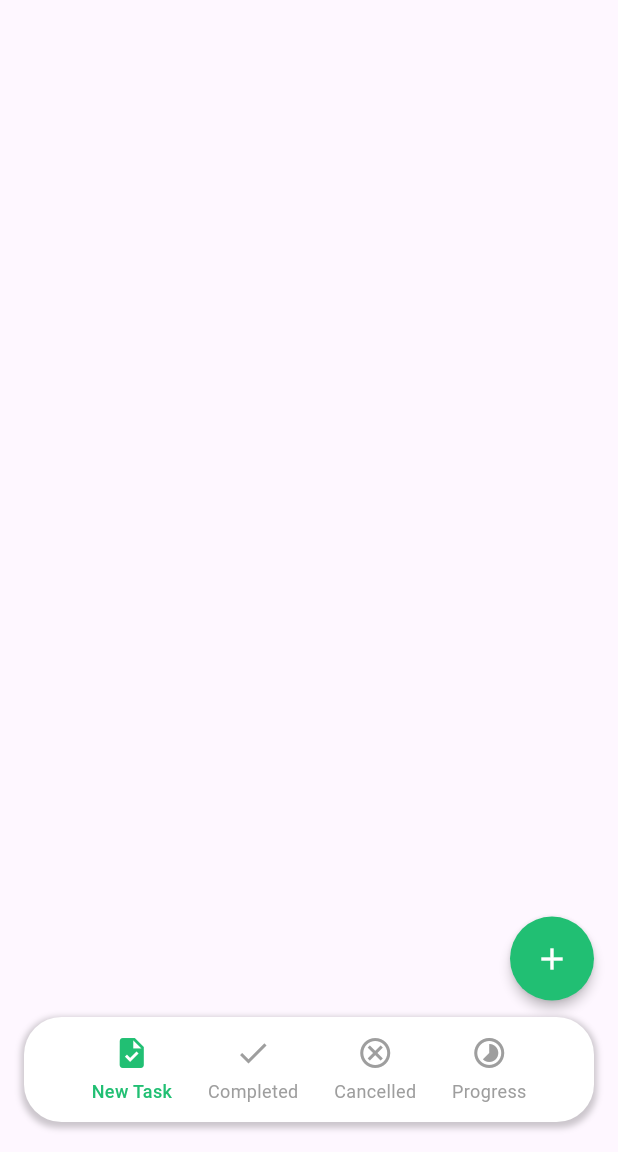
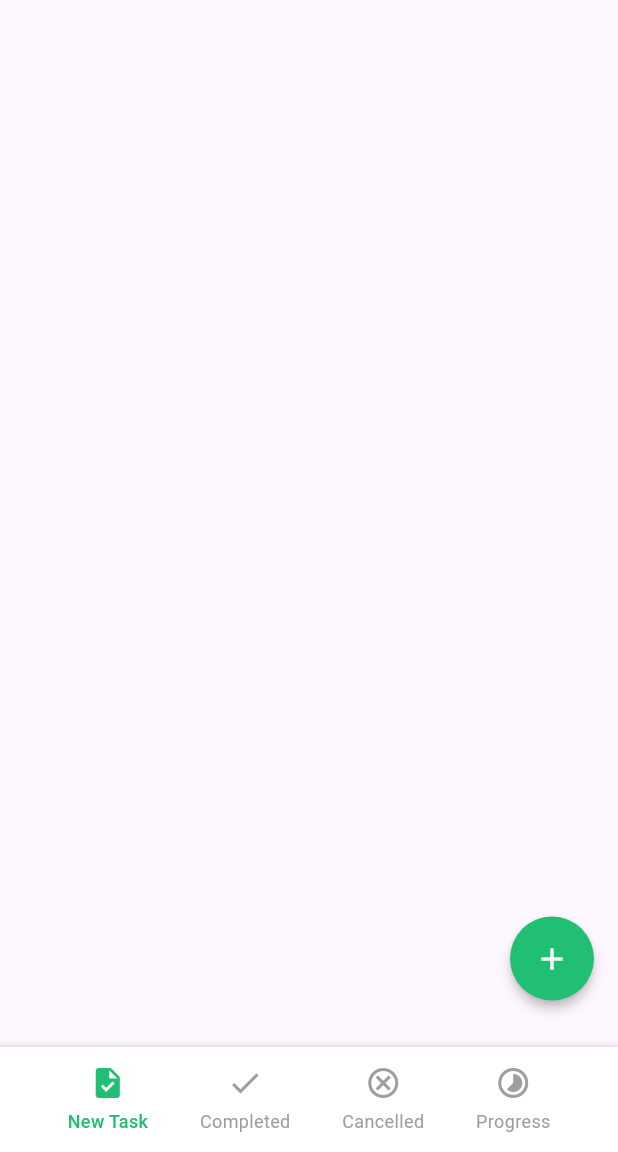
Before and after one commit to rukonsarkar/task_manager, a Flutter app: the MainBottomBar screen opened by its route, on a phone screen of 412 x 824 dp, the part 84-1236 px from its top. Run offline on Flutter 3.47's test engine with Material 3 defaults, Android fonts, the phone set to English and light mode, and no system bars; our stand-ins replace delightful_toast, flutter_svg, image_picker, pin_code_fields, shared_preferences; accounts and stored records are empty; network calls fail.

```diff
--- a/lib/view/screens/MainBottomBar/main_bottom_bar.dart
+++ b/lib/view/screens/MainBottomBar/main_bottom_bar.dart
@@ -36,11 +36,9 @@ class _MainBottomBarState extends State<MainBottomBar> {
       body: _screens[_selectedIndex],
       bottomNavigationBar: Container(
         clipBehavior: Clip.hardEdge,
-        margin: const EdgeInsets.fromLTRB(16, 0, 16, 20),
         padding: const EdgeInsets.symmetric(vertical: 10, horizontal: 45),
         decoration: BoxDecoration(
           color: AppColor.white,
-          borderRadius: BorderRadius.circular(25),
           boxShadow: [
             BoxShadow(
               color: Colors.black.withOpacity(0.2),
```
